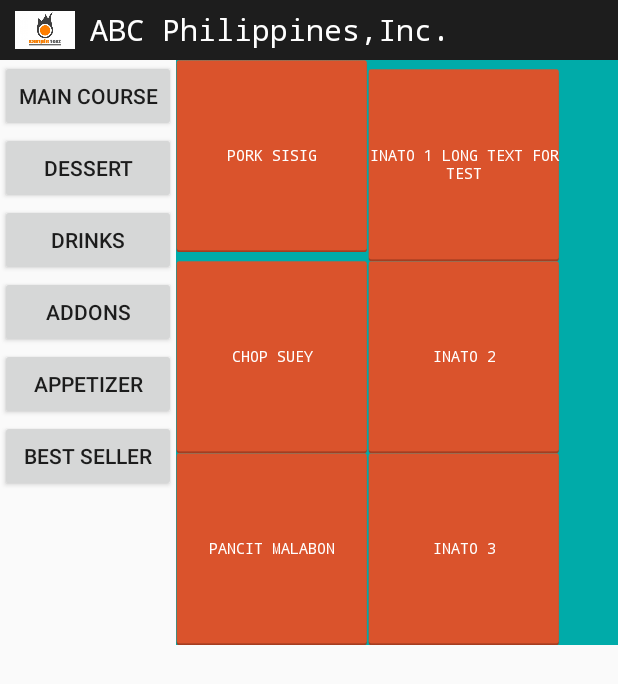
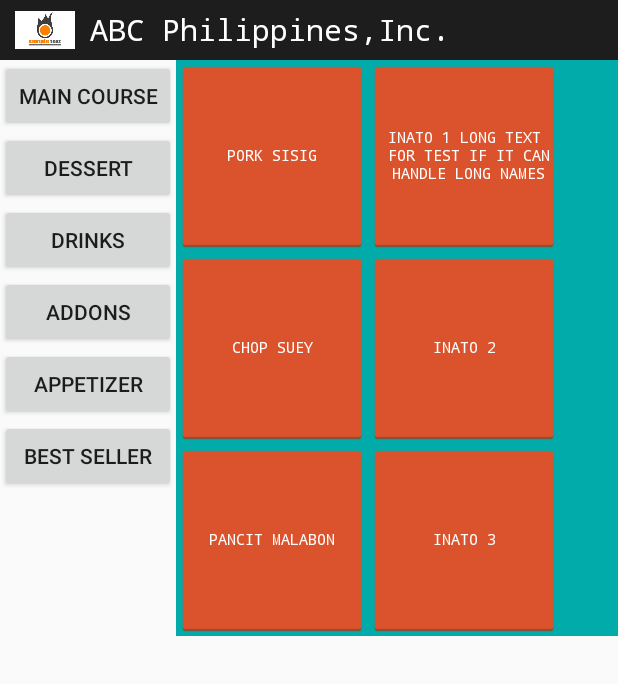
Before and after one commit to lesterlecong/androidPOS, an Android app: the screen it shows after launch (MainActivity), on a phone screen of 412 x 824 dp. Shown: the top 684 px of the screen. Run offline under Robolectric (Android 15) with nearby library versions, the phone set to English and light mode, and no system bars.

Commit message:
update button design

```diff
--- a/app/src/main/res/layout/activity_main.xml
+++ b/app/src/main/res/layout/activity_main.xml
@@ -99,42 +99,48 @@
                     style="@style/darkorangebtn"
                     android:layout_width="@dimen/button_size"
                     android:layout_height="@dimen/button_size"
-                    android:text="@string/maincoursechoice1" />
+                    android:text="@string/maincoursechoice1"
+                    android:layout_gravity="center_vertical"/>
 
                 <Button
                     android:id="@+id/maincoursechoice2"
                     style="@style/darkorangebtn"
                     android:layout_width="@dimen/button_size"
                     android:layout_height="@dimen/button_size"
-                    android:text="@string/maincoursechoice2" />
+                    android:text="@string/maincoursechoice2"
+                    android:layout_gravity="center_vertical"/>
 
                 <Button
                     android:id="@+id/maincoursechoice3"
                     style="@style/darkorangebtn"
                     android:layout_width="@dimen/button_size"
                     android:layout_height="@dimen/button_size"
-                    android:text="@string/maincoursechoice3" />
+                    android:text="@string/maincoursechoice3"
+                    android:layout_gravity="center_vertical"/>
 
                 <Button
                     android:id="@+id/maincoursechoice4"
                     style="@style/darkorangebtn"
                     android:layout_width="@dimen/button_size"
                     android:layout_height="@dimen/button_size"
-                    android:text="@string/maincoursechoice4" />
+                    android:text="@string/maincoursechoice4"
+                    android:layout_gravity="center_vertical"/>
 
                 <Button
                     android:id="@+id/maincoursechoice5"
                     style="@style/darkorangebtn"
                     android:layout_width="@dimen/button_size"
                     android:layout_height="@dimen/button_size"
-                    android:text="@string/maincoursechoice5" />
+                    android:text="@string/maincoursechoice5"
+                    android:layout_gravity="center_vertical"/>
 
                 <Button
                     android:id="@+id/maincoursechoice6"
                     style="@style/darkorangebtn"
                     android:layout_width="@dimen/button_size"
                     android:layout_height="@dimen/button_size"
-                    android:text="@string/maincoursechoice6" />
+                    android:text="@string/maincoursechoice6"
+                    android:layout_gravity="center_vertical"/>
 
             </GridLayout>
         </HorizontalScrollView>
--- a/app/src/main/res/values/strings.xml
+++ b/app/src/main/res/values/strings.xml
@@ -19,7 +19,7 @@
     <string name="maincoursechoice1">Pork Sisig</string>
     <string name="maincoursechoice2">Chop Suey</string>
     <string name="maincoursechoice3">Pancit Malabon</string>
-    <string name="maincoursechoice4">Inato 1 Long text for test</string>
+    <string name="maincoursechoice4">Inato 1 Long text\n for test if it can\n handle long names</string>
     <string name="maincoursechoice5">Inato 2</string>
     <string name="maincoursechoice6">Inato 3</string>
 </resources>
```
Also changed, not shown: app/src/main/res/drawable-hdpi/btn_order_normal_darkorange.png, app/src/main/res/drawable-hdpi/btn_order_pressed_darkorange.png, app/src/main/res/drawable-mdpi/btn_order_normal_darkorange.png, app/src/main/res/drawable-mdpi/btn_order_pressed_darkorange.png, app/src/main/res/drawable-xhdpi/btn_order_normal_darkorange.png, app/src/main/res/drawable-xhdpi/btn_order_pressed_darkorange.png, app/src/main/res/drawable-xxhdpi/btn_order_normal_darkorange.png, app/src/main/res/drawable-xxhdpi/btn_order_pressed_darkorange.png.
